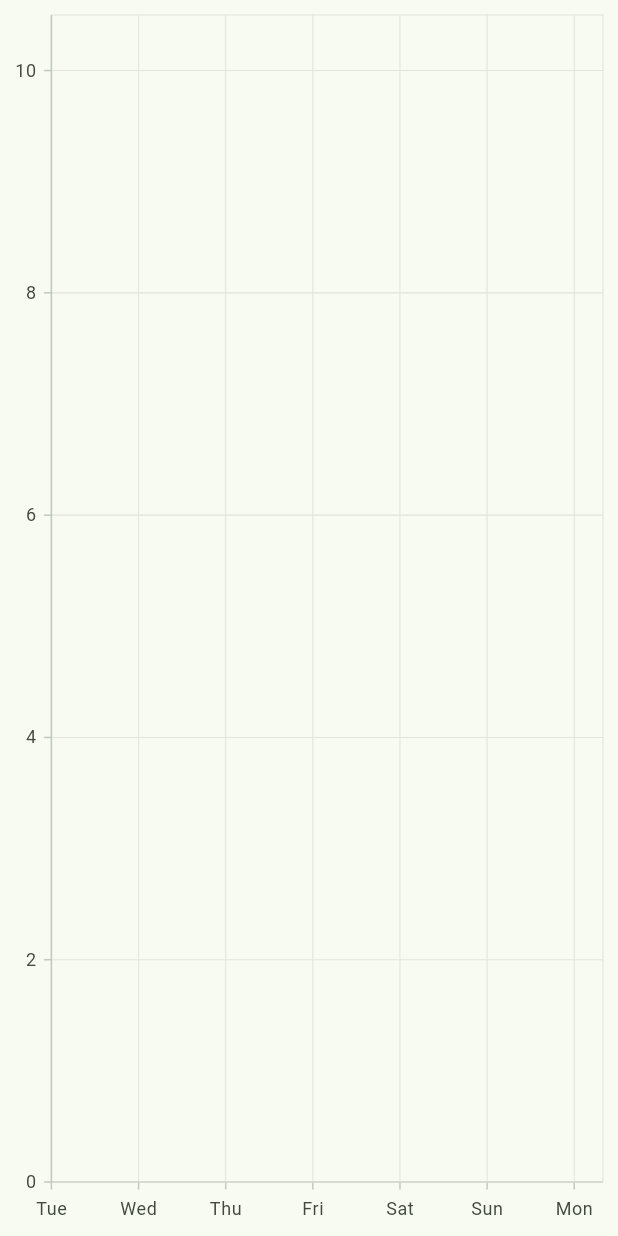
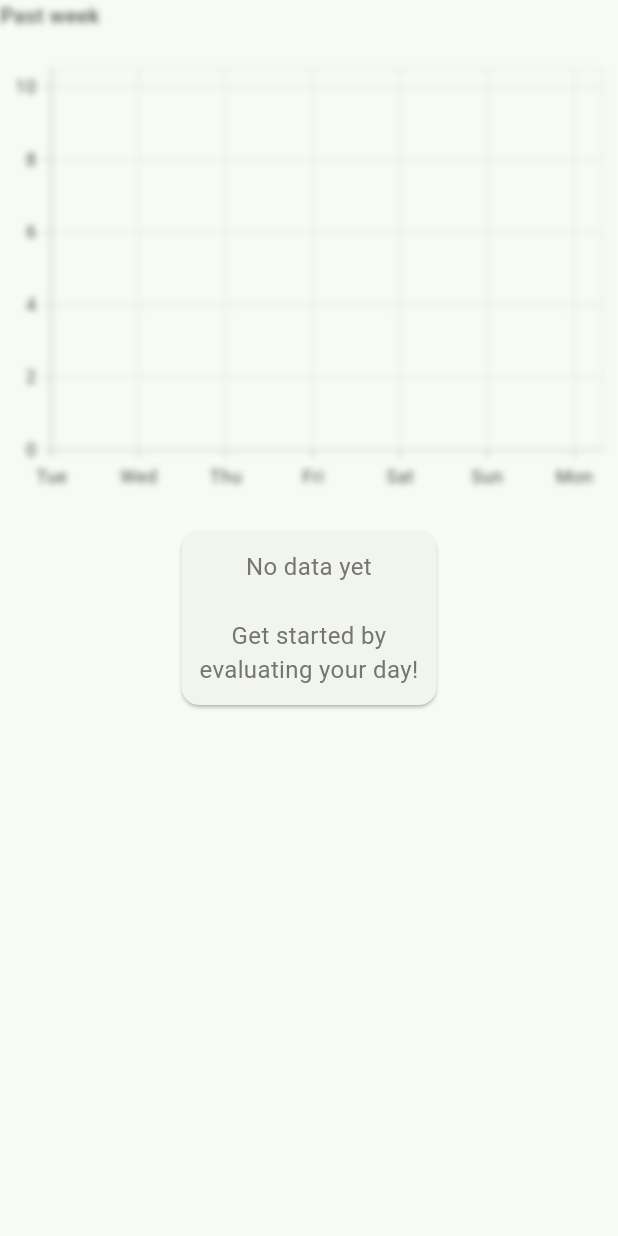
Before and after one commit to kimpoliini/better_days_flutter, a Flutter app: the PastWeekChart widget shown alone on an empty page, opened directly, on a phone screen of 412 x 824 dp. Run offline on Flutter 3.47's test engine with Material 3 defaults, Android fonts, the phone set to English and light mode, and no system bars; our stand-ins replace after_layout, isar, shared_preferences, syncfusion_flutter_charts; accounts and stored records are empty; generated files the repository leaves out were written again.

Commit message:
Added message for no entries and removed animation for the main graph

```diff
--- a/lib/screens/Home.dart
+++ b/lib/screens/Home.dart
@@ -1,5 +1,6 @@
 import 'dart:async';
 import 'dart:developer';
+import 'dart:ui';
 
 import 'package:better_days_flutter/models/history_entry.dart';
 import 'package:better_days_flutter/models/main_chart_data.dart';
@@ -7,6 +8,7 @@ import 'package:better_days_flutter/screens/evaluate_day/evaluate_day.dart';
 import 'package:better_days_flutter/states/app_state.dart';
 import 'package:better_days_flutter/widgets/evaluate_day_button.dart';
 import 'package:flutter/material.dart';
+import 'package:flutter/widgets.dart';
 import 'package:intl/intl.dart';
 import 'package:provider/provider.dart';
 import 'package:syncfusion_flutter_charts/charts.dart';
@@ -227,16 +229,7 @@ class MainGraphCard extends StatelessWidget {
     return const Card(
       child: Padding(
         padding: EdgeInsets.all(12.0),
-        child: Column(
-          crossAxisAlignment: CrossAxisAlignment.stretch,
-          children: [
-            Text("Past week"),
-            SizedBox(
-              height: 16,
-            ),
-            PastWeekChart(),
-          ],
-        ),
+        child: PastWeekChart(),
       ),
     );
   }
@@ -266,13 +259,49 @@ class PastWeekChart extends StatelessWidget {
 
       data.add(MainChartData(i + 1, what?.score));
     }
+
     bool hasData = data.fold(0.0, (prev, e) => prev + (e.y ?? 0)) > 0;
+    double blur = hasData ? 0.0 : 2.0;
 
+    List<Widget> stackChildren = <Widget>[
+      ImageFiltered(
+        imageFilter: ImageFilter.blur(sigmaX: blur, sigmaY: blur),
+        child: Column(
+          crossAxisAlignment: CrossAxisAlignment.start,
+          children: [
+            const Text("Past week"),
+            const SizedBox(
+              height: 16,
+            ),
+            mainChart(hasData, data),
+          ],
+        ),
+      )
+    ];
+    if (!hasData) {
+      stackChildren.add(Positioned.fill(
+          child: Center(
+        child: Card(
+            child: Padding(
+          padding: const EdgeInsets.all(12.0),
+          child: Text(
+            "No data yet\n\nGet started by\nevaluating your day!",
+            textAlign: TextAlign.center,
+            style: TextStyle(fontSize: 16.0, color: Colors.grey.shade600),
+          ),
+        )),
+      )));
+    }
+    return Stack(children: stackChildren);
+  }
+
+  SfCartesianChart mainChart(bool hasData, List<MainChartData> data) {
     return SfCartesianChart(
       series: <CartesianSeries>[
         SplineSeries<MainChartData, int>(
-            animationDuration: 500,
-            splineType: SplineType.monotonic,
+            cardinalSplineTension: 0.75,
+            animationDuration: 0,
+            splineType: SplineType.cardinal,
             markerSettings: MarkerSettings(
                 borderWidth: 0,
                 height: 20,
--- a/lib/screens/evaluate_day/evaluate_day.dart
+++ b/lib/screens/evaluate_day/evaluate_day.dart
@@ -8,7 +8,6 @@ import 'package:flutter/material.dart';
 import 'package:flutter/services.dart';
 import 'package:intl/intl.dart';
 import 'package:isar/isar.dart';
-import 'package:path_provider/path_provider.dart';
 import 'package:provider/provider.dart';
 import 'package:syncfusion_flutter_charts/charts.dart';
 
```
